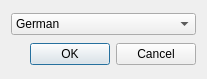
This is ui/languagedialog.ui in tdauth/gustavsfairyland as Qt 5 draws it before an edit. The edited form follows.
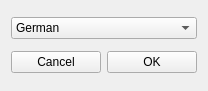
This is the edited form. Icons and pictures are not drawn.

What changed in the file:
```diff
--- a/ui/languagedialog.ui
+++ b/ui/languagedialog.ui
@@ -6,14 +6,52 @@
    <rect>
     <x>0</x>
     <y>0</y>
-    <width>207</width>
-    <height>79</height>
+    <width>208</width>
+    <height>91</height>
    </rect>
   </property>
   <property name="windowTitle">
    <string>Language</string>
   </property>
   <layout class="QGridLayout" name="gridLayout">
+   <item row="1" column="0">
+    <layout class="QHBoxLayout" name="horizontalLayout">
+     <item>
+      <widget class="QPushButton" name="cancelPushButton">
+       <property name="text">
+        <string>Cancel</string>
+       </property>
+       <property name="icon">
+        <iconset resource="../oxygen-icons-png-master/oxygen.qrc">
+         <normaloff>:/themes/oxygen/32x32/actions/dialog-close.png</normaloff>:/themes/oxygen/32x32/actions/dialog-close.png</iconset>
+       </property>
+       <property name="iconSize">
+        <size>
+         <width>32</width>
+         <height>32</height>
+        </size>
+       </property>
+      </widget>
+     </item>
+     <item>
+      <widget class="QPushButton" name="okPushButton">
+       <property name="text">
+        <string>OK</string>
+       </property>
+       <property name="icon">
+        <iconset resource="../oxygen-icons-png-master/oxygen.qrc">
+         <normaloff>:/themes/oxygen/32x32/actions/dialog-ok-apply.png</normaloff>:/themes/oxygen/32x32/actions/dialog-ok-apply.png</iconset>
+       </property>
+       <property name="iconSize">
+        <size>
+         <width>32</width>
+         <height>32</height>
+        </size>
+       </property>
+      </widget>
+     </item>
+    </layout>
+   </item>
    <item row="0" column="0">
     <widget class="QComboBox" name="comboBox">
      <item>
@@ -28,13 +66,6 @@
      </item>
     </widget>
    </item>
-   <item row="1" column="0">
-    <widget class="QDialogButtonBox" name="buttonBox">
-     <property name="standardButtons">
-      <set>QDialogButtonBox::Cancel|QDialogButtonBox::Ok</set>
-     </property>
-    </widget>
-   </item>
   </layout>
  </widget>
  <resources/>
```
Left out of the diff: 4 changed lines with no effect on the pictures.
